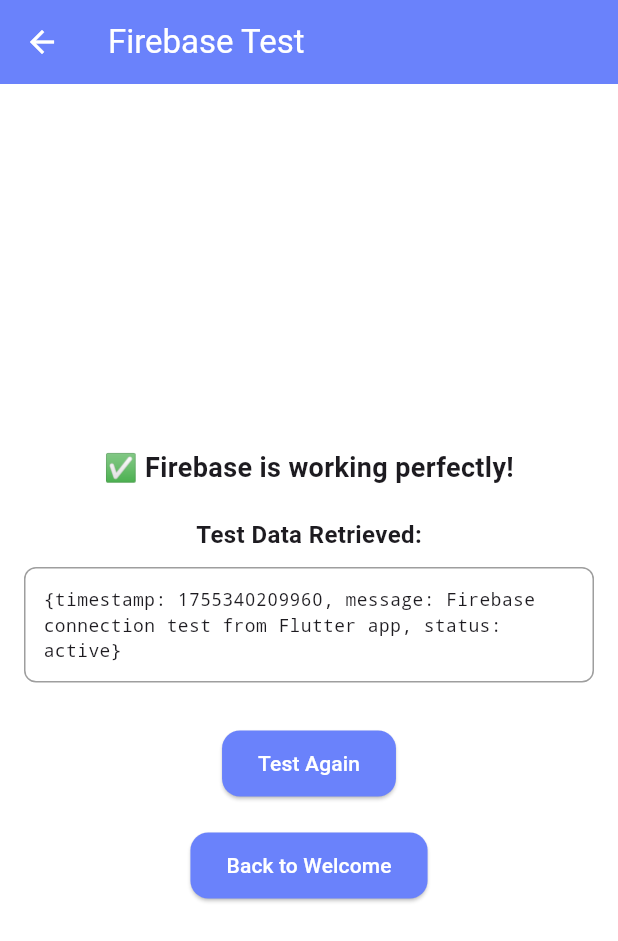
After one commit to HimashaChinthani/Flutter_chat_app, a Flutter app: the FirebaseTestScreen screen opened directly, after a tap on "Test Again", on a phone screen of 412 x 824 dp. The commit adds this screen. Shown: the top 941 px of the screen. Run offline on Flutter 3.47's test engine with Material 3 defaults, Android fonts, the phone set to English and light mode, and no system bars; our stand-ins replace firebase_core, firebase_database, qr_flutter, sqflite; missing offline and left inert: mobile_scanner; accounts and stored records are empty.

Commit message:
add all changes

```diff
--- a/my_flutter_app/lib/main.dart
+++ b/my_flutter_app/lib/main.dart
@@ -1,9 +1,45 @@
 import 'package:flutter/material.dart';
+import 'package:firebase_core/firebase_core.dart';
+import 'package:firebase_database/firebase_database.dart';
 import 'theme.dart';
 import 'view/welcome_screen.dart';
 
-void main() {
+void main() async {
+  WidgetsFlutterBinding.ensureInitialized();
+
+  try {
+    await Firebase.initializeApp();
+    print('Firebase initialized successfully');
+
+    // Test Firebase connection
+    await testFirebaseConnection();
+
+  } catch (e) {
+    print('Error initializing Firebase: $e');
+  }
+
   runApp(const ChatApp());
+}
+
+Future<void> testFirebaseConnection() async {
+  try {
+    final database = FirebaseDatabase.instance;
+    final ref = database.ref('test');
+
+    // Try to write a test value
+    await ref.set({'timestamp': DateTime.now().millisecondsSinceEpoch, 'message': 'Firebase connection test'});
+    print('✅ Firebase write test successful');
+
+    // Try to read the test value
+    final snapshot = await ref.get();
+    if (snapshot.exists) {
+      print('✅ Firebase read test successful: ${snapshot.value}');
+    } else {
+      print('❌ Firebase read test failed: no data');
+    }
+  } catch (e) {
+    print('❌ Firebase connection test failed: $e');
+  }
 }
 
 class ChatApp extends StatelessWidget {
--- /dev/null
+++ b/my_flutter_app/lib/view/firebase_test_screen.dart
@@ -0,0 +1,131 @@
+import 'package:flutter/material.dart';
+import 'package:firebase_database/firebase_database.dart';
+
+class FirebaseTestScreen extends StatefulWidget {
+  const FirebaseTestScreen({Key? key}) : super(key: key);
+
+  @override
+  State<FirebaseTestScreen> createState() => _FirebaseTestScreenState();
+}
+
+class _FirebaseTestScreenState extends State<FirebaseTestScreen> {
+  String _status = 'Testing Firebase...';
+  bool _isLoading = true;
+  String _testData = '';
+
+  @override
+  void initState() {
+    super.initState();
+    _testFirebase();
+  }
+
+  Future<void> _testFirebase() async {
+    try {
+      setState(() {
+        _status = 'Initializing Firebase connection...';
+        _isLoading = true;
+      });
+
+      final database = FirebaseDatabase.instance;
+      final ref = database.ref('firebase_test');
+
+      // Test write
+      setState(() {
+        _status = 'Testing Firebase write...';
+      });
+
+      await ref.set({
+        'timestamp': DateTime.now().millisecondsSinceEpoch,
+        'message': 'Firebase connection test from Flutter app',
+        'status': 'active'
+      });
+
+      setState(() {
+        _status = 'Write successful! Testing read...';
+      });
+
+      // Test read
+      final snapshot = await ref.get();
+      if (snapshot.exists) {
+        setState(() {
+          _status = '✅ Firebase is working perfectly!';
+          _testData = snapshot.value.toString();
+          _isLoading = false;
+        });
+      } else {
+        setState(() {
+          _status = '❌ Write successful but read failed';
+          _isLoading = false;
+        });
+      }
+    } catch (e) {
+      setState(() {
+        _status = '❌ Firebase test failed: $e';
+        _isLoading = false;
+      });
+    }
+  }
+
+  @override
+  Widget build(BuildContext context) {
+    return Scaffold(
+      appBar: AppBar(
+        title: const Text('Firebase Test'),
+      ),
+      body: Padding(
+        padding: const EdgeInsets.all(16.0),
+        child: Column(
+          mainAxisAlignment: MainAxisAlignment.center,
+          children: [
+            if (_isLoading)
+              const CircularProgressIndicator(),
+            const SizedBox(height: 20),
+            Text(
+              _status,
+              style: const TextStyle(
+                fontSize: 18,
+                fontWeight: FontWeight.bold,
+              ),
+              textAlign: TextAlign.center,
+            ),
+            const SizedBox(height: 20),
+            if (_testData.isNotEmpty) ...[
+              const Text(
+                'Test Data Retrieved:',
+                style: TextStyle(
+                  fontSize: 16,
+                  fontWeight: FontWeight.bold,
+                ),
+              ),
+              const SizedBox(height: 10),
+              Container(
+                padding: const EdgeInsets.all(12),
+                decoration: BoxDecoration(
+                  border: Border.all(color: Colors.grey),
+                  borderRadius: BorderRadius.circular(8),
+                ),
+                child: Text(
+                  _testData,
+                  style: const TextStyle(
+                    fontFamily: 'monospace',
+                    fontSize: 12,
+                  ),
+                ),
+              ),
+            ],
+            const SizedBox(height: 30),
+            ElevatedButton(
+              onPressed: _testFirebase,
+              child: const Text('Test Again'),
+            ),
+            const SizedBox(height: 20),
+            ElevatedButton(
+              onPressed: () => Navigator.pop(context),
+              child: const Text('Back to Welcome'),
+            ),
+          ],
+        ),
+      ),
+    );
+  }
+}
--- a/my_flutter_app/lib/view/welcome_screen.dart
+++ b/my_flutter_app/lib/view/welcome_screen.dart
@@ -1,4 +1,5 @@
 import 'package:flutter/material.dart';
+import 'package:firebase_database/firebase_database.dart';
 import '../theme.dart';
 import '../main.dart';
 import 'qr_generator.dart';
@@ -177,6 +178,56 @@ class WelcomeScreen extends StatelessWidget {
                               );
                             },
                           ),
+                          SizedBox(height: 20),
+                          CustomButton(
+                            text: '🔥 Test Firebase',
+                            icon: Icons.cloud_circle,
+                            backgroundColor: AppTheme.accentPurple,
+                            onPressed: () async {
+                              ScaffoldMessenger.of(context).showSnackBar(
+                                SnackBar(content: Text('🔄 Testing Firebase connection...')),
+                              );
+
+                              try {
+                                final database = FirebaseDatabase.instance;
+                                final ref = database.ref('test_connection');
+
+                                // Test write
+                                await ref.set({
+                                  'timestamp': DateTime.now().millisecondsSinceEpoch,
+                                  'message': 'Firebase test from mobile app',
+                                  'device': 'flutter_chat_app'
+                                });
+
+                                // Test read
+                                final snapshot = await ref.get();
+                                if (snapshot.exists) {
+                                  ScaffoldMessenger.of(context).showSnackBar(
+                                    SnackBar(
+                                      content: Text('✅ Firebase Working! Data: ${snapshot.value}'),
+                                      backgroundColor: Colors.green,
+                                      duration: Duration(seconds: 5),
+                                    ),
+                                  );
+                                } else {
+                                  ScaffoldMessenger.of(context).showSnackBar(
+                                    SnackBar(
+                                      content: Text('❌ Firebase Read Failed'),
+                                      backgroundColor: Colors.red,
+                                    ),
+                                  );
+                                }
+                              } catch (e) {
+                                ScaffoldMessenger.of(context).showSnackBar(
+                                  SnackBar(
+                                    content: Text('❌ Firebase Error: $e'),
+                                    backgroundColor: Colors.red,
+                                    duration: Duration(seconds: 5),
+                                  ),
+                                );
+                              }
+                            },
+                          ),
                         ],
                       ),
                     ),
--- a/my_flutter_app/pubspec.yaml
+++ b/my_flutter_app/pubspec.yaml
@@ -38,6 +38,8 @@ dependencies:
   path: any
   qr_flutter: any
   mobile_scanner: any
+  firebase_core: ^3.10.0
+  firebase_database: ^11.3.4
 
 dev_dependencies:
   flutter_test:
```
Also changed, not shown: my_flutter_app/pubspec.lock, 6 other files.
